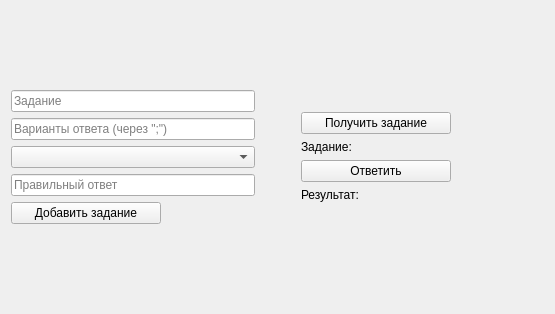
Above: client/gui/ui_task_page.ui from RozeQz/GraphEmbedding before the change. Below: the same form after it.
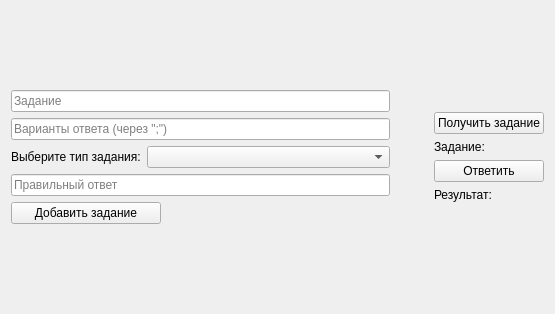
That is the form after the change.

What changed in the file:
```diff
--- a/client/gui/ui_task_page.ui
+++ b/client/gui/ui_task_page.ui
@@ -44,6 +44,15 @@
       </widget>
      </item>
      <item>
+      <layout class="QHBoxLayout" name="horizontalLayout_2">
+       <item>
+        <widget class="QLabel" name="lbl_type">
+         <property name="text">
+          <string>Выберите тип задания:</string>
+         </property>
+        </widget>
+       </item>
+       <item>
       <widget class="QComboBox" name="cbx_task_type">
        <property name="editable">
         <bool>false</bool>
@@ -83,6 +92,8 @@
         </property>
        </item>
       </widget>
+       </item>
+      </layout>
      </item>
      <item>
       <widget class="QLineEdit" name="edt_answer">
```
Lines whose indentation alone changed are shown as unchanged.
